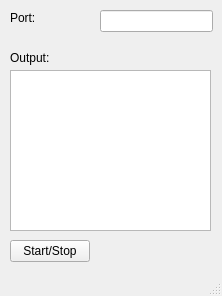
Above: mainwindow.ui from erickveil/Qt-GUI-socket-server before the change. Below: the same form after it.
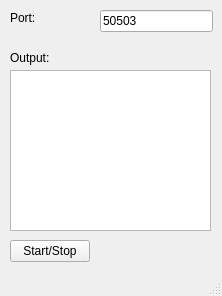
That is the form after the change.

```diff
--- a/mainwindow.ui
+++ b/mainwindow.ui
@@ -36,6 +36,9 @@
       <height>22</height>
      </rect>
     </property>
+    <property name="text">
+     <string>50503</string>
+    </property>
    </widget>
    <widget class="QLabel" name="label_2">
     <property name="geometry">
```
Left out of the diff: 6 changed lines with no effect on the pictures.
